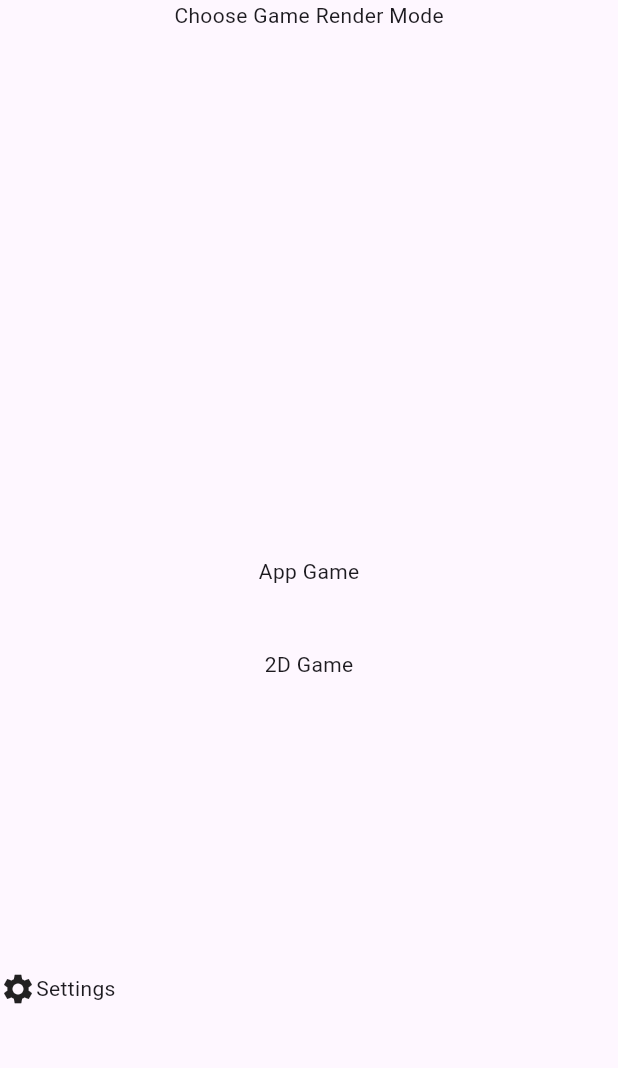
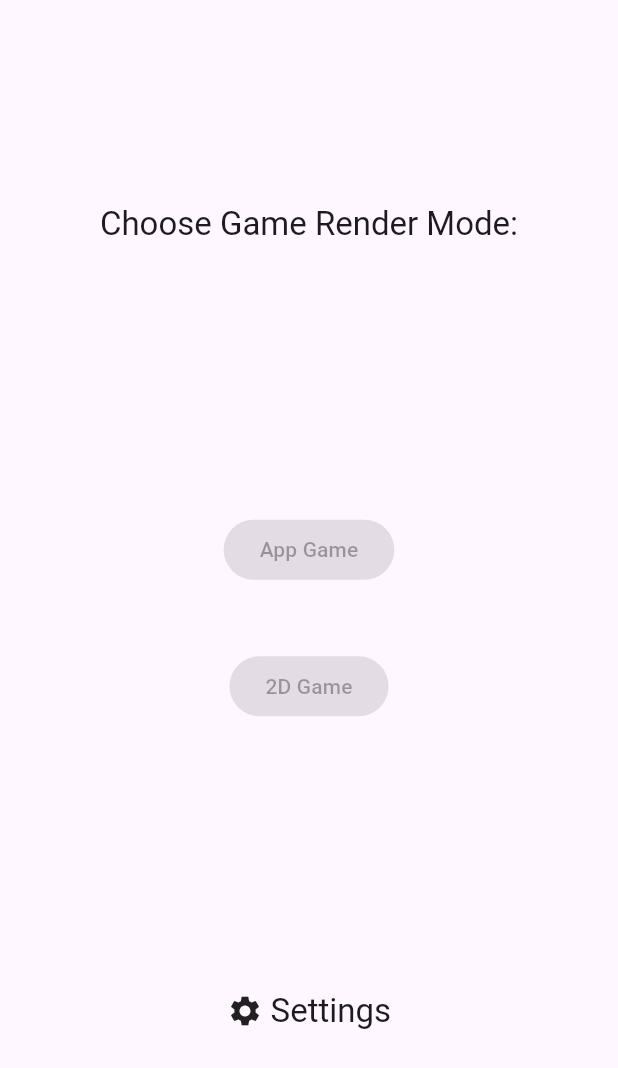
Before and after one commit to kiicodes/flutter_stacker_game, a Flutter app: the screen it shows after launch, on a phone screen of 412 x 824 dp. Shown: the top 1068 px of the screen. Run offline on Flutter 3.47's test engine with Material 2 defaults, Android fonts, the phone set to English and light mode, and no system bars.

Commit message:
Startup Screen layout changed, reorganizing files

```diff
--- a/lib/main.dart
+++ b/lib/main.dart
@@ -1,5 +1,5 @@
 import 'package:flutter/material.dart';
-import 'package:stacker_game/startup_screen.dart';
+import 'package:stacker_game/screens/startup_screen.dart';
 
 void main() {
   runApp(const MyApp());
--- /dev/null
+++ b/lib/screens/components/game_option_button.dart
@@ -0,0 +1,11 @@
+import 'package:flutter/material.dart';
+
+class GameOptionButton extends StatelessWidget {
+  final String name;
+  const GameOptionButton({super.key, required this.name});
+
+  @override
+  Widget build(BuildContext context) {
+    return ElevatedButton(onPressed: null,child: Text(name),);
+  }
+}
--- /dev/null
+++ b/lib/screens/components/screen_title.dart
@@ -0,0 +1,15 @@
+import 'package:flutter/material.dart';
+
+class ScreenTitle extends StatelessWidget {
+  const ScreenTitle({super.key});
+
+  @override
+  Widget build(BuildContext context) {
+    return Center(
+      child: Text(
+        "Choose Game Render Mode:",
+        style: Theme.of(context).textTheme.titleLarge,
+      ),
+    );
+  }
+}
--- /dev/null
+++ b/lib/screens/components/settings_button.dart
@@ -0,0 +1,29 @@
+import 'package:flutter/material.dart';
+
+class SettingsButton extends StatelessWidget {
+  const SettingsButton({super.key});
+
+  @override
+  Widget build(BuildContext context) {
+    return Center(
+      child: Column(
+        mainAxisSize: MainAxisSize.min,
+        children: [
+          InkWell(
+            child: Row(
+              mainAxisSize: MainAxisSize.min,
+              children: [
+                const Icon(Icons.settings),
+                Container(
+                  padding: const EdgeInsets.only(left: 5),
+                  child: Text("Settings",
+                  style: Theme.of(context).textTheme.titleLarge,)
+                )
+              ],
+            ),
+          ),
+        ],
+      ),
+    );
+  }
+}
--- /dev/null
+++ b/lib/screens/startup_screen.dart
@@ -0,0 +1,40 @@
+import 'package:flutter/material.dart';
+import 'package:stacker_game/screens/components/game_option_button.dart';
+import 'package:stacker_game/screens/components/screen_title.dart';
+import 'package:stacker_game/screens/components/settings_button.dart';
+
+class StartupScreen extends StatelessWidget {
+  const StartupScreen({super.key});
+
+  @override
+  Widget build(BuildContext context) {
+    return const Scaffold(
+      body: SafeArea(
+        child: Column(
+          children: [
+            Expanded(
+              flex: 4,
+              child: ScreenTitle(),
+            ),
+            Expanded(
+              flex: 3,
+              child: Column(
+                children: [
+                  Spacer(),
+                  GameOptionButton(name: "App Game"),
+                  Spacer(),
+                  GameOptionButton(name: "2D Game"),
+                  Spacer()
+                ],
+              )
+            ),
+            Expanded(
+              flex: 4,
+              child: SettingsButton(),
+            ),
+          ],
+        )
+      ),
+    );
+  }
+}
--- a/lib/startup_screen.dart
+++ /dev/null
@@ -1,53 +0,0 @@
-import 'package:flutter/material.dart';
-
-class StartupScreen extends StatelessWidget {
-  const StartupScreen({super.key});
-
-  @override
-  Widget build(BuildContext context) {
-    return Scaffold(
-      body: SafeArea(
-        child: Column(
-          children: [
-            Expanded(
-              flex: 2,
-              child: _titleWidget("Choose Game Render Mode"),
-            ),
-            Expanded(
-              child: Column(
-                children: [
-                  const Spacer(),
-                  _gameMode("App Game"),
-                  const Spacer(),
-                  _gameMode("2D Game"),
-                  const Spacer()
-                ],
-              )
-            ),
-            Expanded(
-              flex: 2,
-              child: _settingsWidget(),
-            ),
-          ],
-        )
-      ),
-    );
-  }
-
-  Widget _titleWidget(String title) {
-    return Text(title);
-  }
-
-  Widget _gameMode(String name) {
-    return Text(name);
-  }
-
-  Widget _settingsWidget() {
-    return const Row(
-      children: [
-        Icon(Icons.settings),
-        Text("Settings")
-      ],
-    );
-  }
-}
```
